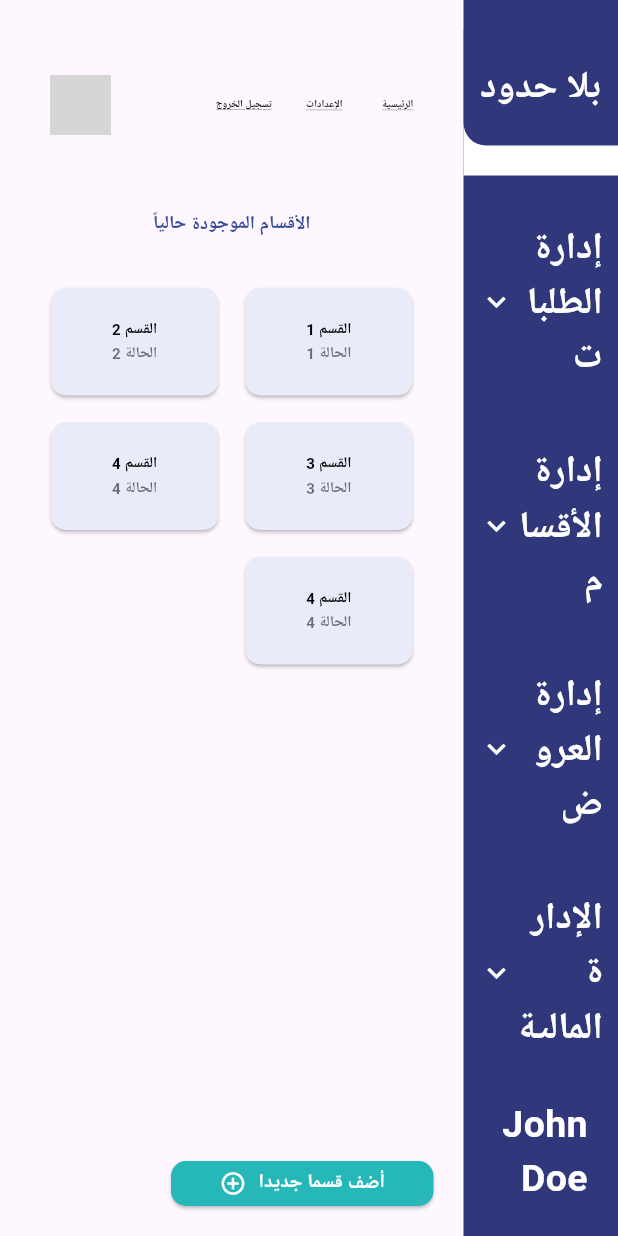
After one commit to yazan-debo/bila_hodoud, a Flutter app: the screen it shows after launch, on a phone screen of 412 x 824 dp. The commit adds this screen. Run offline on Flutter 3.47's test engine with Material 3 defaults, Android fonts, the phone set to English and light mode, and no system bars; our stand-ins replace get; Roboto replaces fonts that are missing (Arial); grey boxes are pictures that could not be loaded.

Commit message:
Apply the global interface strategy

```diff
--- a/lib/controllers/all_sections_controller.dart
+++ b/lib/controllers/global_interface_controller.dart
@@ -1,12 +1,13 @@
+import 'package:flutter/cupertino.dart';
 import 'package:get/get.dart';
 import '../widgets/custom_card.dart';
 import '../widgets/custom_dropdown.dart';
 
-class AllSectionsController extends GetxController {
+class GlobalInterfaceController extends GetxController {
   // Reactive properties
   RxList<CustomCard> cards = <CustomCard>[].obs;
   RxList<CustomDropdown> dropdowns = <CustomDropdown>[].obs;
-
+  final RxList<Widget> extraWidgets = <Widget>[].obs;
 
   // Fetch data and initialize properties
   @override
@@ -89,4 +90,12 @@ class AllSectionsController extends GetxController {
 
     dropdowns.value = fetchedDropdowns;
   }
+
+  void addExtraWidget(Widget widget) {
+    extraWidgets.add(widget);
+  }
+
+  void removeExtraWidget(Widget widget) {
+    extraWidgets.remove(widget);
+  }
 }
--- a/lib/main.dart
+++ b/lib/main.dart
@@ -1,5 +1,6 @@
 import 'package:bila_hodoud/style/color_style_features.dart';
-import 'package:bila_hodoud/view/all_sections_screen.dart';
+import 'package:bila_hodoud/view/all_sections_interface.dart';
+import 'package:bila_hodoud/view/global_interface.dart';
 import 'package:bila_hodoud/view/home_screen.dart';
 import 'package:bila_hodoud/view/login_screen.dart';
 import 'package:bila_hodoud/view/section_details_screen.dart';
@@ -29,6 +30,8 @@ class MyApp extends StatelessWidget {
         GetPage(name: '/logout', page: () => LoginScreen()),
         GetPage(name: '/section-details', page: () => SectionDetailsScreen()),
         GetPage(name: '/all-sections', page: () => AllSectionsScreen()),
+        GetPage(name: '/sys_roles', page: () => GlobalInterface()),
+
       ],
       theme: ThemeData(
         cardColor: ColorStyleFeatures.cardColor, // Apply the card color from style features
--- /dev/null
+++ b/lib/view/all_sections_interface.dart
@@ -0,0 +1,68 @@
+import 'package:flutter/material.dart';
+import 'package:get/get.dart';
+import '../controllers/global_interface_controller.dart';
+import '../style/constraint_style_features.dart';
+import '../style/text_style_features.dart';
+import '../widgets/custom_card.dart';
+import '../widgets/most_used_button.dart';
+import 'global_interface.dart';
+
+class AllSectionsScreen extends StatelessWidget {
+  final GlobalInterfaceController globalInterfaceController =
+  Get.put(GlobalInterfaceController());
+
+   AllSectionsScreen({super.key});
+
+  @override
+  Widget build(BuildContext context) {
+    globalInterfaceController.addExtraWidget(
+      Center(
+        child: Text(
+          'الأقسام الموجودة حالياً',
+          style: TextStyleFeatures.generalTextStyle,
+        ),
+      ),
+    );
+    globalInterfaceController.addExtraWidget(
+      const SizedBox(height: ConstraintStyleFeatures.spaceBetweenElements),
+    );
+    globalInterfaceController.addExtraWidget(
+      Expanded(
+        child: Obx(
+              () => GridView.builder(
+            padding: EdgeInsets.all(ConstraintStyleFeatures.gridsPadding()),
+            shrinkWrap: true,
+            gridDelegate: const SliverGridDelegateWithFixedCrossAxisCount(
+              crossAxisCount: 2,
+              mainAxisSpacing: 10,
+              crossAxisSpacing: 10,
+              childAspectRatio: 1.5,
+            ),
+            itemCount: globalInterfaceController.cards.length,
+            itemBuilder: (context, index) {
+              final product = globalInterfaceController.cards[index];
+              return CustomCard(
+                sectionName: product.sectionName,
+                sectionStatus: product.sectionStatus,
+              );
+            },
+          ),
+        ),
+      ),
+    );
+
+    globalInterfaceController.addExtraWidget(
+      const SizedBox(height: ConstraintStyleFeatures.spaceBetweenElements),
+    );
+
+    globalInterfaceController.addExtraWidget(
+      MostUsedButton(
+        buttonText: 'أضف قسما جديدا',
+        buttonIcon: Icons.add_circle_outline,
+        route: 'settings',
+      ),
+    );
+
+    return GlobalInterface();
+  }
+}
--- /dev/null
+++ b/lib/view/global_interface.dart
@@ -0,0 +1,50 @@
+import 'package:flutter/material.dart';
+import 'package:get/get.dart';
+import '../controllers/global_interface_controller.dart';
+import '../style/constraint_style_features.dart';
+import '../style/text_style_features.dart';
+import '../widgets/custom_app_bar.dart';
+import '../widgets/custom_side_bar.dart';
+
+class GlobalInterface extends StatelessWidget {
+  final GlobalInterfaceController controller =
+  Get.find<GlobalInterfaceController>();
+
+  GlobalInterface({
+    super.key,
+  });
+
+  @override
+  Widget build(BuildContext context) {
+    return Directionality(
+      textDirection: TextDirection.rtl,
+      child: Scaffold(
+        body: Row(
+          children: [
+            Flexible(
+              flex: 1,
+              child: CustomSidebar(
+                dropdowns: controller.dropdowns,
+                loggedInUser: 'John Doe',
+              ),
+            ),
+            Expanded(
+              flex: 3,
+              child: Container(
+                padding: const EdgeInsets.all(20),
+                child: Column(
+                  crossAxisAlignment: CrossAxisAlignment.start,
+                  children: [
+                    const CustomAppBar(),
+                    const SizedBox(height: ConstraintStyleFeatures.spaceBetweenElements),
+                    ...controller.extraWidgets
+                  ],
+                ),
+              ),
+            ),
+          ],
+        ),
+      ),
+    );
+  }
+}
--- a/lib/view/home_screen.dart
+++ b/lib/view/home_screen.dart
@@ -1,6 +1,8 @@
 import 'package:flutter/material.dart';
 
 class HomeScreen extends StatelessWidget {
+  const HomeScreen({super.key});
+
   @override
   Widget build(BuildContext context) {
     return Scaffold(
```
Also changed, not shown: lib/controllers/switch_button_controller.dart (added, +9 -0 lines), lib/view/all_sections_screen.dart (deleted, +0 -85 lines), lib/view/sys_roles_screen.dart (added, +28 -0 lines), lib/widgets/edit_button.dart (added, +29 -0 lines), lib/widgets/switch_button.dart (added, +52 -0 lines), lib/widgets/sys_roles_table.dart (added, +69 -0 lines).
